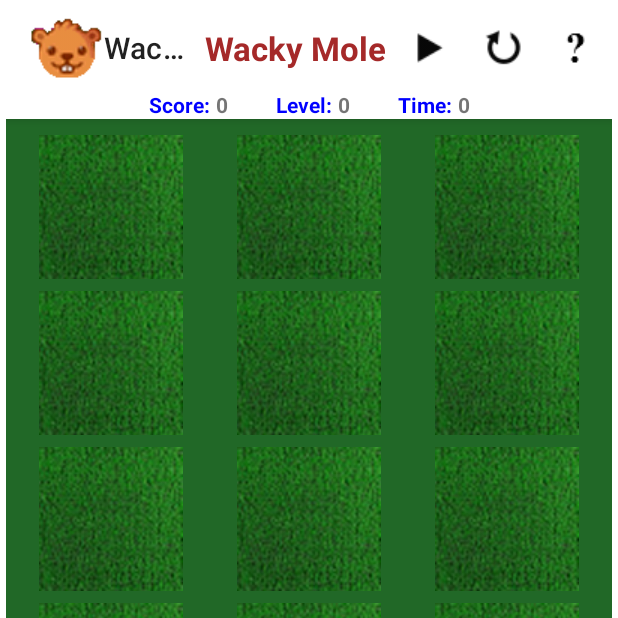
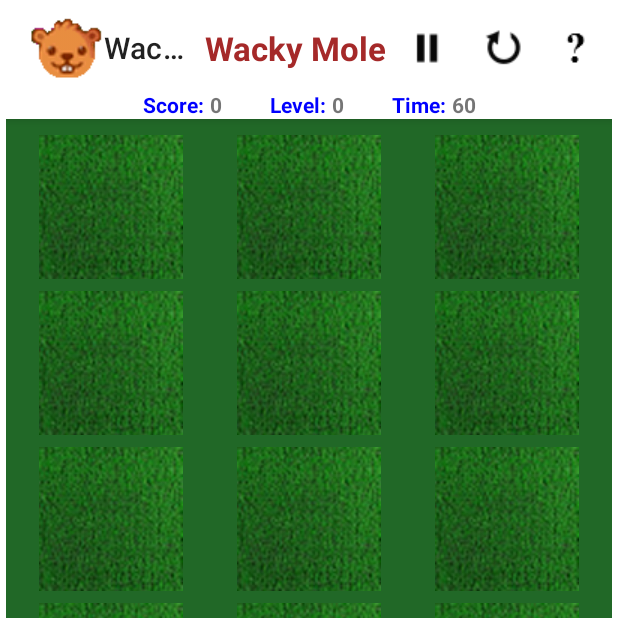
Before and after one commit to pstorli/WackyMole, an Android app: the screen it shows after launch (MoleActivity), after a tap on "Play", on a phone screen of 412 x 824 dp, the top half of it. Run offline under Robolectric (Android 15) with nearby library versions, the phone set to English and light mode, and no system bars.

Commit message:
changing the play button

```diff
--- a/app/src/main/java/com/pstorli/wackymole/Extensions.kt
+++ b/app/src/main/java/com/pstorli/wackymole/Extensions.kt
@@ -1,13 +1,21 @@
 package com.pstorli.wackymole
 
+import android.app.Application
+import android.content.res.Resources
 import android.graphics.Insets
 import android.graphics.Point
 import android.graphics.Rect
+import android.graphics.drawable.Drawable
 import android.os.Build
 import android.util.DisplayMetrics
+import android.view.View
 import android.view.WindowInsets
 import android.view.WindowManager
 import android.view.WindowMetrics
+import android.widget.ImageView
+import androidx.appcompat.widget.Toolbar
+import androidx.core.content.ContextCompat
+import androidx.core.content.res.ResourcesCompat
 import com.pstorli.wackymole.util.Consts
 
 // *************************************************************************************************
@@ -101,3 +109,10 @@ fun String.debug(tag: String)
 {
     Consts.debug(tag, this)
 }
+
+/**
+ * Get a drawable resource.
+ */
+fun Application.get (id: Int): Drawable? {
+    return ResourcesCompat.getDrawable(resources, id, theme)
+}
--- a/app/src/main/java/com/pstorli/wackymole/MoleActivity.kt
+++ b/app/src/main/java/com/pstorli/wackymole/MoleActivity.kt
@@ -14,10 +14,11 @@ import androidx.appcompat.app.AppCompatActivity
 import androidx.appcompat.view.menu.MenuBuilder
 import androidx.appcompat.widget.Toolbar
 import androidx.constraintlayout.widget.ConstraintLayout
+import androidx.core.content.res.ResourcesCompat
 import androidx.lifecycle.ViewModelProvider
 import com.pstorli.wackymole.model.MoleViewModel
+import com.pstorli.wackymole.util.Consts.LEVEL_TIME
 import com.pstorli.wackymole.view.MoleAdapter
-
 
 /**
  * This is the MoleActivity, usually called the MainActivity.
@@ -34,10 +35,13 @@ class MoleActivity : AppCompatActivity() {
     // *********************************************************************************************
     // Vars
     // *********************************************************************************************
-    lateinit var board: GridView                                                                    // The board
-    lateinit var level: TextView                                                                    // The level
-    lateinit var score: TextView                                                                    // The score
-    lateinit var time:  TextView                                                                    // The time
+    lateinit var board:             GridView                                                        // The board
+    lateinit var level:             TextView                                                        // The level
+    lateinit var score:             TextView                                                        // The score
+    lateinit var time:              TextView                                                        // The time
+    lateinit var moleViewModel:     MoleViewModel                                                   // The view model
+    lateinit var toolbar:           Toolbar                                                         // The toolbar
+    lateinit var playPauseMenuItem: MenuItem
 
     /**
      * Return / Create the view model.
@@ -121,7 +125,7 @@ class MoleActivity : AppCompatActivity() {
         findGUIStuff ()
 
         // Get / Create the view model.
-        val moleViewModel = getViewModel ()
+        moleViewModel = getViewModel ()
 
         // Set the square size. Height and width are the same. Use grass size as size for all.
         moleViewModel.squareSize = BitmapFactory.decodeResource (this.resources, R.drawable.grass).width
@@ -151,7 +155,7 @@ class MoleActivity : AppCompatActivity() {
      */
     fun setUpToolbar () {
         // Add the toolbar.
-        val toolbar: Toolbar = findViewById<View>(R.id.toolbar) as Toolbar
+        toolbar = findViewById<View>(R.id.toolbar) as Toolbar
         setSupportActionBar(toolbar)
         toolbar.showOverflowMenu()
 
@@ -165,7 +169,7 @@ class MoleActivity : AppCompatActivity() {
      * The option menu has play/pause button, reset and help buttons.
      */
     @SuppressLint("RestrictedApi")
-    override fun onCreateOptionsMenu(menu: Menu): Boolean {
+    override fun onCreateOptionsMenu (menu: Menu): Boolean {
         val inflater = menuInflater
         inflater.inflate(R.menu.mole_menu, menu)
 
@@ -173,6 +177,10 @@ class MoleActivity : AppCompatActivity() {
         if (menu is MenuBuilder) {
             menu.setOptionalIconsVisible(true)
         }
+
+        // Save the playPause menu item for later.
+        playPauseMenuItem = menu.findItem(R.id.playPause)
+
         return super.onCreateOptionsMenu(menu)
     }
 
@@ -205,6 +213,36 @@ class MoleActivity : AppCompatActivity() {
      */
     fun playPausePressed () {
         "play / pause menu pressed.".debug()
+
+        // If play, pause.
+        if (moleViewModel.time>0) {
+            // Pause Game. Change icon to play.
+            playPauseMenuItem.setTitle (getString(R.string.play))
+            playPauseMenuItem.icon = application.get (R.drawable.play)
+
+            // Stop the presses.
+            moleViewModel.time = 0
+        }
+        // If paused, play
+        else {
+            // Change icon to pause.
+            playPauseMenuItem.setTitle (getString(R.string.pause))
+            playPauseMenuItem.icon = application.get (R.drawable.pause)
+
+            // Play ball!
+            moleViewModel.time = LEVEL_TIME
+        }
+
+        // Anyone got the time?
+        updateTime ()
+    }
+
+    /**
+     * Update the time text.
+     */
+    fun updateTime () {
+        // Update the time.
+        time.text = moleViewModel.time.toString()
     }
 
     /**
--- a/app/src/main/java/com/pstorli/wackymole/model/MoleViewModel.kt
+++ b/app/src/main/java/com/pstorli/wackymole/model/MoleViewModel.kt
@@ -13,9 +13,6 @@ class MoleViewModel (application: Application)  : AndroidViewModel(application)
     // Vars
     // /////////////////////////////////////////////////////////////////////////////////////////////
 
-    // Is the game in play?
-    var playing = false
-
     // What is the square size?
     var squareSize = 64
 
@@ -27,7 +24,7 @@ class MoleViewModel (application: Application)  : AndroidViewModel(application)
     var level = 0
 
     // How much time do we really have?
-    var time = 60
+    var time  = 0
 
     // What is the screen size?
     lateinit var screenSize: Point
--- a/app/src/main/java/com/pstorli/wackymole/util/Consts.kt
+++ b/app/src/main/java/com/pstorli/wackymole/util/Consts.kt
@@ -8,14 +8,12 @@ object Consts {
     // *********************************************************************************************
     // Initial Values
     // *********************************************************************************************
-    const val LEVEL     = 10
-    const val SCORE     = 0
-    const val TIME      = 60
+    const val LEVEL_TIME    = 60
 
     // *********************************************************************************************
     // Log Tags
     // *********************************************************************************************
-    const val TAG       = "WackyMole"
+    const val TAG           = "WackyMole"
 
     // *********************************************************************************************
     // Log helper functions
```
Also changed, not shown: 2 other files.
